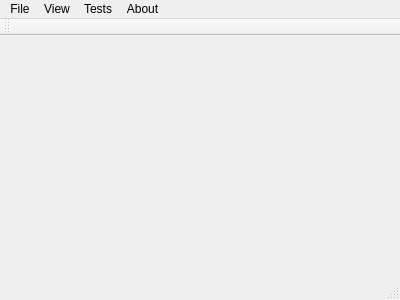
Before: the Qt Designer form demo_app/include/tesseract_gui/demo_app/mainwindow.ui in tesseract-robotics/tesseract_gui, drawn with Qt 5.
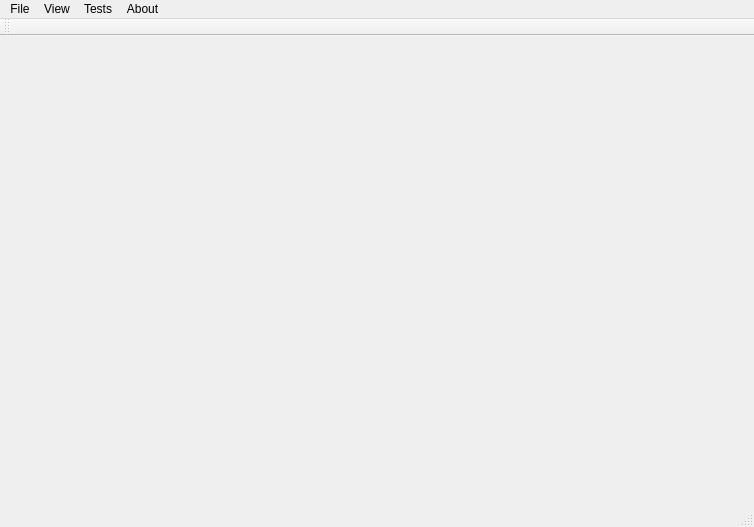
After: the same form once the commit is applied.

```diff
--- a/demo_app/include/tesseract_gui/demo_app/mainwindow.ui
+++ b/demo_app/include/tesseract_gui/demo_app/mainwindow.ui
@@ -6,8 +6,8 @@
    <rect>
     <x>0</x>
     <y>0</y>
-    <width>400</width>
-    <height>300</height>
+    <width>754</width>
+    <height>527</height>
    </rect>
   </property>
   <property name="windowTitle">
@@ -23,8 +23,8 @@
     <rect>
      <x>0</x>
      <y>0</y>
-     <width>400</width>
-     <height>21</height>
+     <width>754</width>
+     <height>22</height>
     </rect>
    </property>
    <widget class="QMenu" name="menuFile">
```
